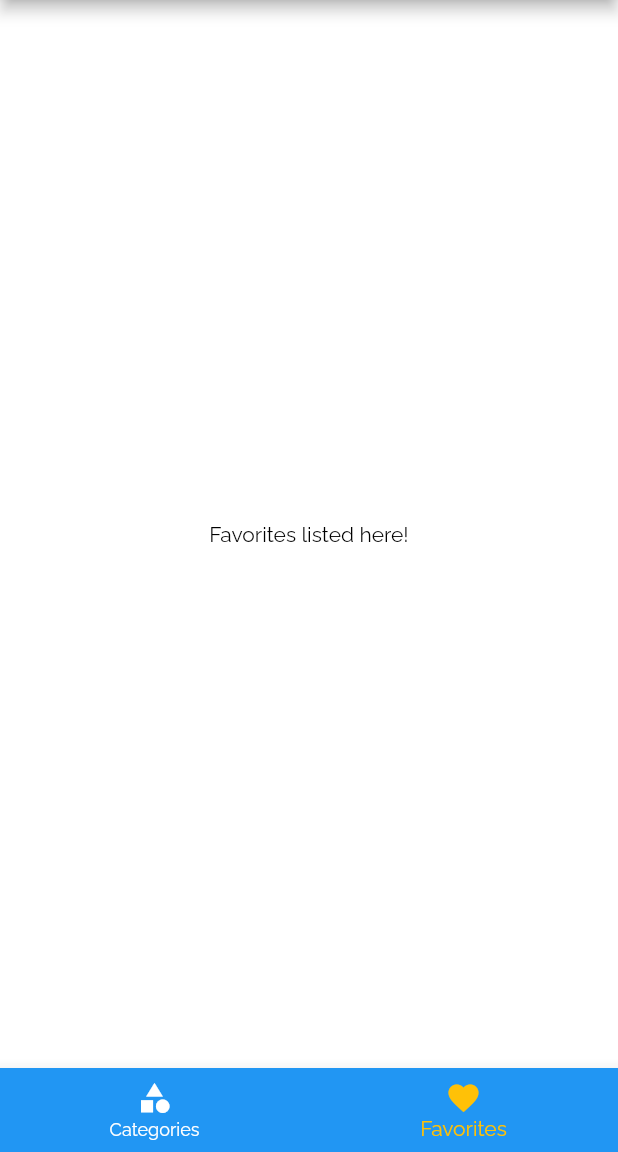
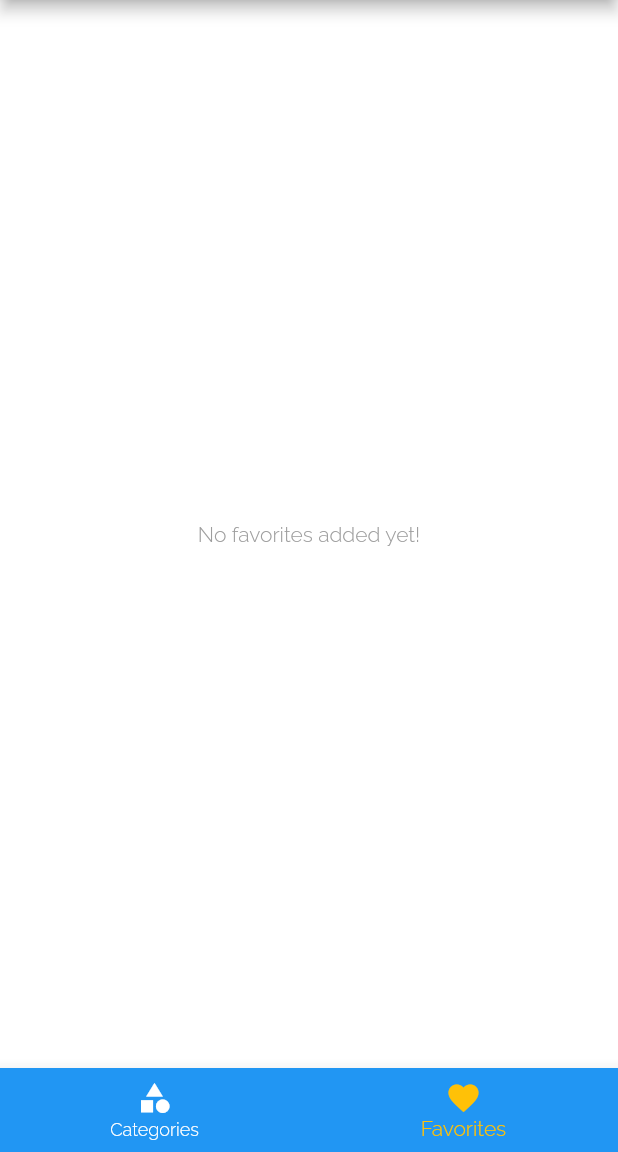
Before and after one commit to Aravindh1505/MealsApp, a Flutter app: the screen it shows after launch, item 2 of the bottom bar chosen, on a phone screen of 412 x 824 dp, the part 84-1236 px from its top. Run offline on Flutter 3.47's test engine with Material 2 defaults, Android fonts, the phone set to English and light mode, and no system bars.

Commit message:
Added filters and favorites screen

```diff
--- a/lib/main.dart
+++ b/lib/main.dart
@@ -1,5 +1,7 @@
 import 'package:flutter/material.dart';
 
+import './models/filters.dart';
+import './models/meal.dart';
 import './screens/categories_screen.dart';
 import './screens/category_meals_screen.dart';
 import './screens/favorites_screen.dart';
@@ -13,18 +15,73 @@ void main() {
   runApp(MyApp());
 }
 
-class MyApp extends StatelessWidget {
+class MyApp extends StatefulWidget {
+  @override
+  _MyAppState createState() => _MyAppState();
+}
+
+class _MyAppState extends State<MyApp> {
+  Filters _filters = Filters.name(isGlutenFree: false, isVegan: false, isVegetarian: false, isLactoseFree: false);
+
+  List<Meal> _availableMeals = Constants().dummyMeals;
+  List<Meal> _favoriteMeals = [];
+
+  void _setFilters(Filters filters) {
+    setState(() {
+      _filters = filters;
+
+      _availableMeals = Constants().dummyMeals.where((meal) {
+        if (_filters.isGlutenFree && !meal.isGlutenFree) {
+          return false;
+        }
+        if (_filters.isVegan && !meal.isVegan) {
+          return false;
+        }
+        if (_filters.isVegetarian && !meal.isVegetarian) {
+          return false;
+        }
+        if (_filters.isLactoseFree && !meal.isLactoseFree) {
+          return false;
+        }
+        return true;
+      }).toList();
+
+      print('_availableMeals ${_availableMeals.length}');
+    });
+  }
+
+  void _setFavorites(String mealId) {
+    int existingIndex = _favoriteMeals.indexWhere((meal) => meal.id == mealId);
+    print('existingIndex : $existingIndex');
+
+    if (existingIndex >= 0) {
+      setState(() {
+        _favoriteMeals.removeAt(existingIndex);
+      });
+    } else {
+      setState(() {
+        _favoriteMeals.add(Constants().dummyMeals.firstWhere((meal) => meal.id == mealId));
+      });
+    }
+
+    print(_favoriteMeals.length);
+  }
+
+  bool _isFavorite(String mealId) {
+    return _favoriteMeals.any((meal) => meal.id == mealId);
+  }
+
   @override
   Widget build(BuildContext context) {
     return MaterialApp(
       title: Constants.APP_NAME,
       theme: Constants.lightTheme,
       routes: {
-        Constants.ROUTE_HOME: (ctx) => TabsScreen(),
-        Constants.ROUTE_CATEGORY_MEALS: (ctx) => CategoryMealsScreen(),
-        Constants.ROUTE_MEALS_DETAILS: (ctx) => MealDetailsScreen(),
-        Constants.ROUTE_FAVORITES: (ctx) => FavoritesScreen(),
-        Constants.ROUTE_FILTERS: (ctx) => FilterScreen(),
+        Constants.ROUTE_HOME: (ctx) => TabsScreen(_favoriteMeals),
+        Constants.ROUTE_CATEGORY_MEALS: (ctx) => CategoryMealsScreen(_availableMeals),
+        Constants.ROUTE_MEALS_DETAILS: (ctx) => MealDetailsScreen(_setFavorites, _isFavorite),
+        Constants.ROUTE_FAVORITES: (ctx) => FavoritesScreen(_favoriteMeals),
+        Constants.ROUTE_FILTERS: (ctx) => FilterScreen(_setFilters, _filters),
         Constants.ROUTE_SETTINGS: (ctx) => SettingsScreen(),
       },
       onUnknownRoute: (settings) {
--- /dev/null
+++ b/lib/models/filters.dart
@@ -0,0 +1,15 @@
+import 'package:flutter/foundation.dart';
+
+class Filters {
+  bool isGlutenFree;
+  bool isVegan;
+  bool isVegetarian;
+  bool isLactoseFree;
+
+  Filters.name({
+    @required this.isGlutenFree,
+    @required this.isVegan,
+    @required this.isVegetarian,
+    @required this.isLactoseFree,
+  });
+}
--- a/lib/models/meal.dart
+++ b/lib/models/meal.dart
@@ -18,9 +18,10 @@ class Meal {
   final bool isVegan;
   final bool isVegetarian;
   final bool isLactoseFree;
+  bool isFavorite = false;
 
-  const Meal({
-    @required this.id,
+  Meal(
+      {@required this.id,
       @required this.categories,
       @required this.title,
       @required this.affordability,
@@ -33,5 +34,5 @@ class Meal {
       @required this.isVegan,
       @required this.isVegetarian,
       @required this.isLactoseFree,
-  });
+      this.isFavorite});
 }
--- a/lib/screens/favorites_screen.dart
+++ b/lib/screens/favorites_screen.dart
@@ -1,15 +1,35 @@
 import 'package:flutter/material.dart';
 
+import '../models/meal.dart';
+import '../widget/meals_item.dart';
+
 class FavoritesScreen extends StatefulWidget {
+  final List<Meal> favoriteMeals;
+
+  FavoritesScreen(this.favoriteMeals);
+
   @override
   _FavoritesScreenState createState() => _FavoritesScreenState();
 }
 
 class _FavoritesScreenState extends State<FavoritesScreen> {
+  void _deleteMeals(String mealId) {
+    setState(() {
+      widget.favoriteMeals.removeWhere((meal) => meal.id == mealId);
+    });
+  }
+
   @override
   Widget build(BuildContext context) {
-    return Center(
-      child: Text('Favorites listed here!'),
-    );
+    if (widget.favoriteMeals.isEmpty) {
+      return Center(child: Text('No favorites added yet!'));
+    } else {
+      return ListView.builder(
+        itemBuilder: (ctx, index) {
+          return MealsItem(widget.favoriteMeals[index], _deleteMeals, true);
+        },
+        itemCount: widget.favoriteMeals.length,
+      );
+    }
   }
 }
--- a/lib/screens/tabs_screen.dart
+++ b/lib/screens/tabs_screen.dart
@@ -1,21 +1,32 @@
 import 'package:flutter/material.dart';
 
+import '../models/meal.dart';
 import '../screens/categories_screen.dart';
 import '../screens/favorites_screen.dart';
 import '../widget/main_drawer.dart';
 
 class TabsScreen extends StatefulWidget {
+  final List<Meal> _favoriteMeals;
+
+  TabsScreen(this._favoriteMeals);
+
   @override
   _TabsScreenState createState() => _TabsScreenState();
 }
 
 class _TabsScreenState extends State<TabsScreen> {
-  final List<Map<String, Object>> screenList = [
-    {'screen': CategoriesScreen(), 'title': 'Categories'},
-    {'screen': FavoritesScreen(), 'title': 'Favorites'},
-  ];
+  List<Map<String, Object>> screenList = [];
 
   int _selectedIndex = 0;
+
+  @override
+  void initState() {
+    screenList = [
+      {'screen': CategoriesScreen(), 'title': 'Categories'},
+      {'screen': FavoritesScreen(widget._favoriteMeals), 'title': 'Favorites'},
+    ];
+    super.initState();
+  }
 
   void _selectedTab(int index) {
     setState(() {
--- a/lib/utils/constants.dart
+++ b/lib/utils/constants.dart
@@ -29,8 +29,16 @@ class Constants {
     scaffoldBackgroundColor: Colors.white,
     fontFamily: 'Raleway',
     textTheme: ThemeData.light().textTheme.copyWith(
-        bodyText1: TextStyle(color: Colors.black),
-        bodyText2: TextStyle(color: Colors.black),
+        bodyText1: TextStyle(
+          color: Colors.black,
+          fontSize: 16,
+          fontWeight: FontWeight.normal,
+        ),
+        bodyText2: TextStyle(
+          color: Colors.grey,
+          fontSize: 14,
+          fontWeight: FontWeight.w200,
+        ),
         headline6: TextStyle(
           fontSize: 22,
           fontWeight: FontWeight.w700,
@@ -119,13 +127,12 @@ class Constants {
     ),
   ];
 
-  static const DUMMY_MEALS = const [
+  List<Meal> dummyMeals = [
     Meal(
       id: 'm1',
       categories: [
         'c1',
         'c2',
-        'c7',
       ],
       title: 'Spaghetti with Tomato Sauce',
       affordability: Affordability.Affordable,
@@ -151,8 +158,6 @@ class Constants {
       id: 'm2',
       categories: [
         'c2',
-        'c5',
-        'c8',
       ],
       title: 'Toast Hawaii',
       affordability: Affordability.Affordable,
@@ -171,7 +176,6 @@ class Constants {
       categories: [
         'c2',
         'c3',
-        'c4',
       ],
       title: 'Classic Hamburger',
       affordability: Affordability.Pricey,
@@ -189,7 +193,6 @@ class Constants {
       id: 'm4',
       categories: [
         'c4',
-        'c6',
       ],
       title: 'Wiener Schnitzel',
       affordability: Affordability.Luxurious,
@@ -235,7 +238,6 @@ class Constants {
       categories: [
         'c6',
         'c10',
-        'c1',
       ],
       title: 'Delicious Orange Mousse',
       affordability: Affordability.Affordable,
@@ -270,8 +272,6 @@ class Constants {
       id: 'm7',
       categories: [
         'c7',
-        'c4',
-        'c2',
       ],
       title: 'Pancakes',
       affordability: Affordability.Affordable,
@@ -302,8 +302,6 @@ class Constants {
       id: 'm8',
       categories: [
         'c8',
-        'c5',
-        'c10',
       ],
       title: 'Creamy Indian Chicken Curry',
       affordability: Affordability.Pricey,
@@ -329,8 +327,6 @@ class Constants {
       id: 'm9',
       categories: [
         'c9',
-        'c3',
-        'c6',
       ],
       title: 'Chocolate Souffle',
       affordability: Affordability.Affordable,
```
Also changed, not shown: lib/screens/category_meals_screen.dart (+9 -7 lines), lib/screens/filter_screen.dart (+56 -3 lines), lib/screens/meal_details_screen.dart (+22 -1 lines), lib/widget/meals_item.dart (+6 -2 lines). Lines whose indentation alone changed are shown as unchanged.
